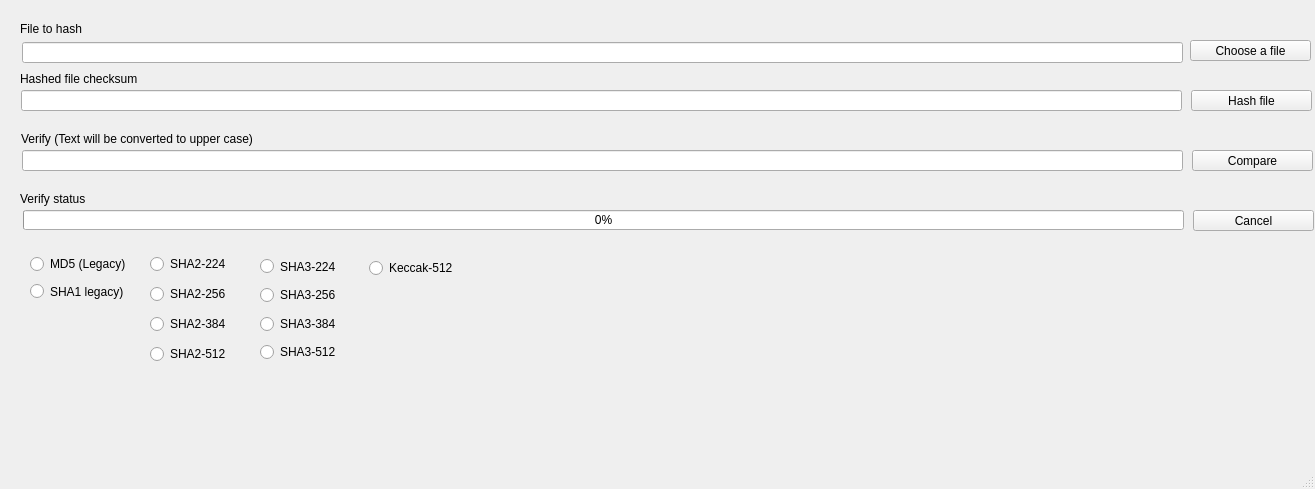
The window that mainwindow.ui (eanyx/hash-calculator-qt6) describes before a commit, drawn with Qt 5.
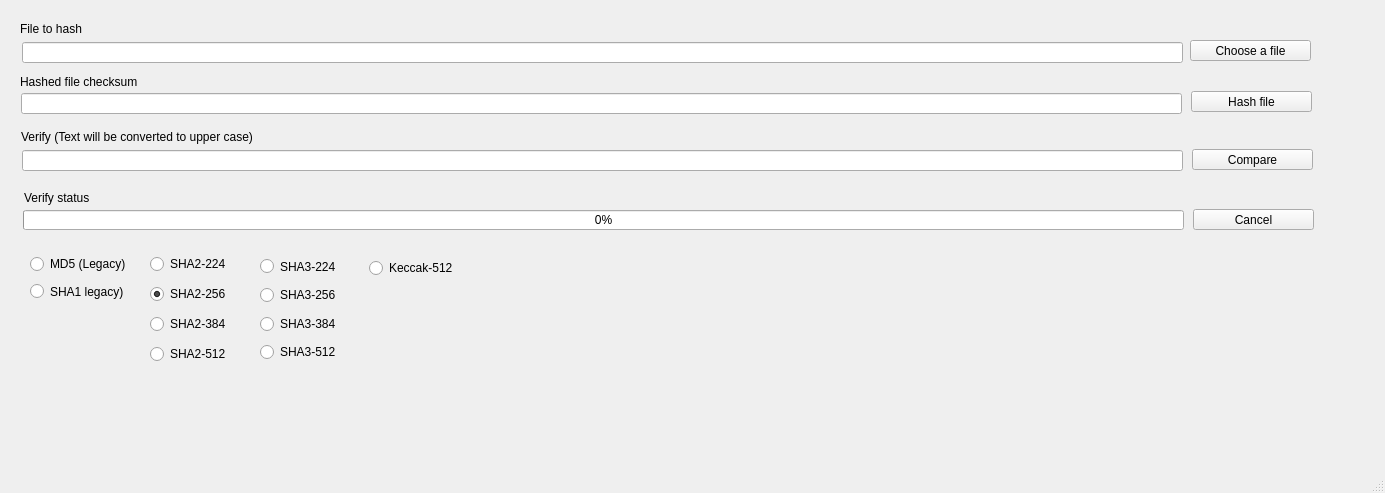
The same window after the commit.

Commit message: Add verify button

The edit to the form file:
```diff
--- a/mainwindow.ui
+++ b/mainwindow.ui
@@ -6,8 +6,8 @@
    <rect>
     <x>0</x>
     <y>0</y>
-    <width>1315</width>
-    <height>489</height>
+    <width>1385</width>
+    <height>493</height>
    </rect>
   </property>
   <property name="windowTitle">
@@ -44,7 +44,7 @@
     <property name="geometry">
      <rect>
       <x>1191</x>
-      <y>90</y>
+      <y>91</y>
       <width>121</width>
       <height>21</height>
      </rect>
@@ -57,7 +57,7 @@
     <property name="geometry">
      <rect>
       <x>21</x>
-      <y>90</y>
+      <y>93</y>
       <width>1161</width>
       <height>21</height>
      </rect>
@@ -100,7 +100,7 @@
     <property name="geometry">
      <rect>
       <x>1192</x>
-      <y>150</y>
+      <y>149</y>
       <width>121</width>
       <height>21</height>
      </rect>
@@ -109,19 +109,6 @@
      <string>Compare</string>
     </property>
    </widget>
-   <widget class="QPushButton" name="cancelButton">
-    <property name="geometry">
-     <rect>
-      <x>1320</x>
-      <y>80</y>
-      <width>61</width>
-      <height>31</height>
-     </rect>
-    </property>
-    <property name="text">
-     <string>Cancel</string>
-    </property>
-   </widget>
    <widget class="QRadioButton" name="sha1RadioButton">
     <property name="geometry">
      <rect>
@@ -160,6 +147,9 @@
     <property name="text">
      <string>SHA2-256</string>
     </property>
+    <property name="checked">
+     <bool>true</bool>
+    </property>
    </widget>
    <widget class="QRadioButton" name="sha2384RadioButton">
     <property name="geometry">
@@ -256,7 +246,7 @@
     <property name="geometry">
      <rect>
       <x>1193</x>
-      <y>210</y>
+      <y>209</y>
       <width>121</width>
       <height>21</height>
      </rect>
@@ -268,9 +258,9 @@
    <widget class="QLabel" name="verifyLabel">
     <property name="geometry">
      <rect>
-      <x>20</x>
-      <y>190</y>
-      <width>91</width>
+      <x>24</x>
+      <y>189</y>
+      <width>90</width>
       <height>18</height>
      </rect>
     </property>
@@ -295,7 +285,7 @@
     <property name="geometry">
      <rect>
       <x>20</x>
-      <y>70</y>
+      <y>73</y>
       <width>151</width>
       <height>18</height>
      </rect>
@@ -308,7 +298,7 @@
     <property name="geometry">
      <rect>
       <x>21</x>
-      <y>130</y>
+      <y>128</y>
       <width>311</width>
       <height>18</height>
      </rect>
@@ -323,7 +313,7 @@
     <rect>
      <x>0</x>
      <y>0</y>
-     <width>1315</width>
+     <width>1385</width>
      <height>23</height>
     </rect>
    </property>
```
The commit also changes 2 other files.
